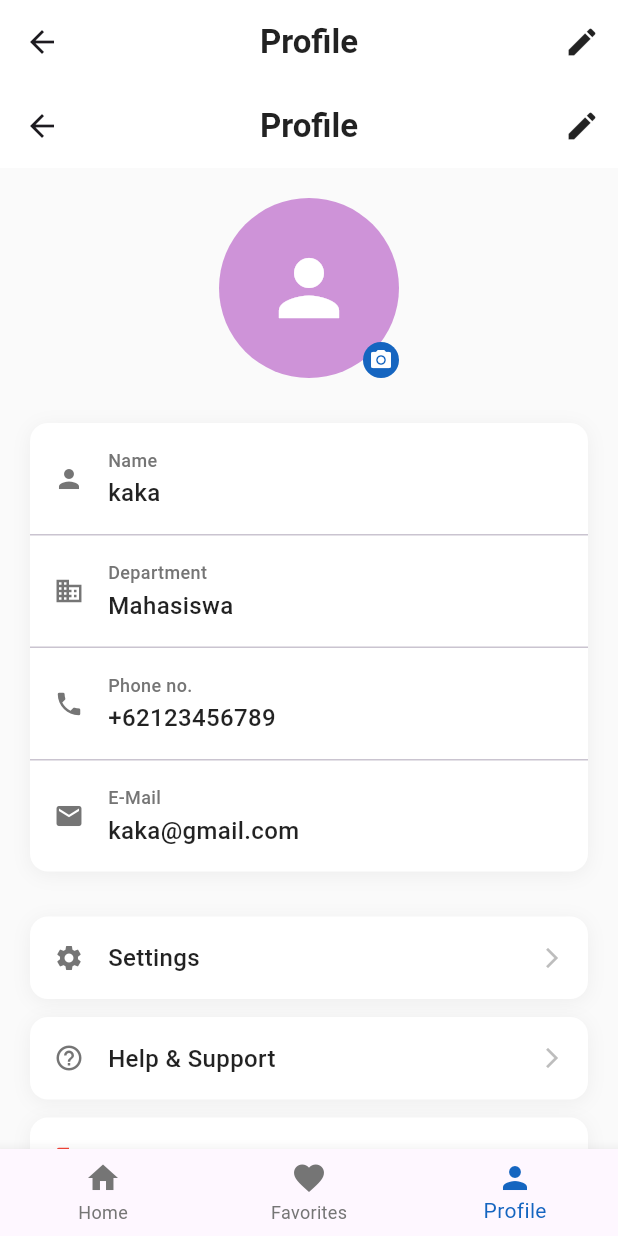
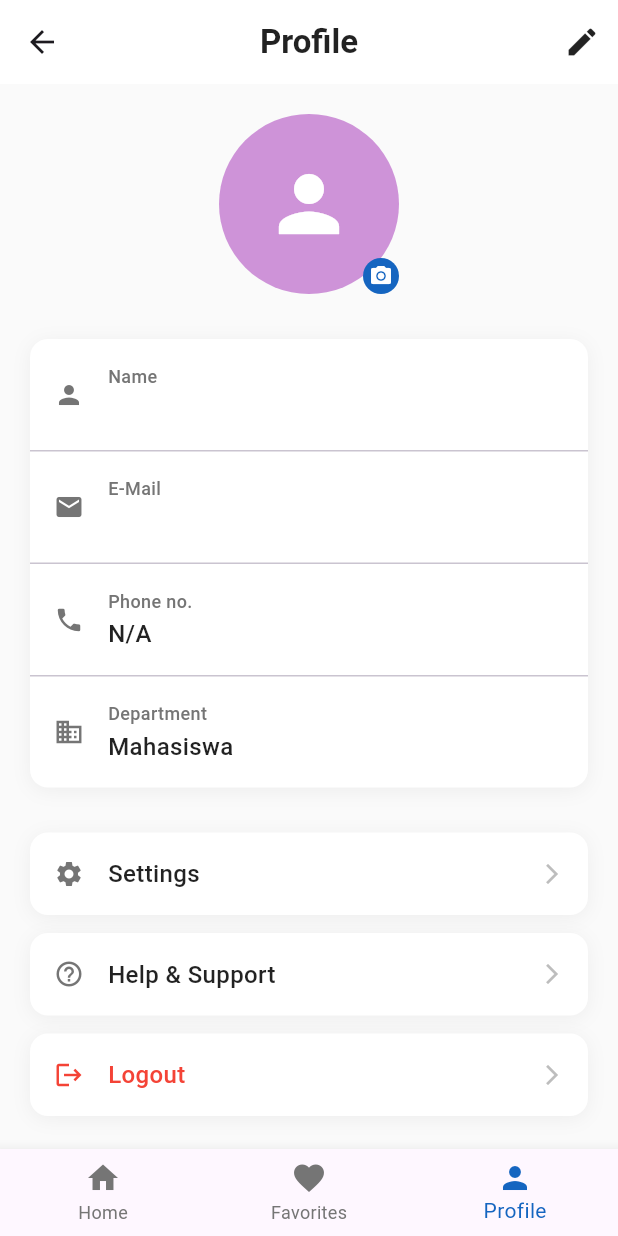
Before and after one commit to icaasri/TB-Kelompok-4-Mobile-B, a Flutter app: the MainNavigation screen opened by its route, item 3 of the bottom bar chosen, on a phone screen of 412 x 824 dp. Run offline on Flutter 3.47's test engine with Material 3 defaults, Android fonts, the light colour scheme and no system bars; our stand-ins replace image_picker, shared_preferences; accounts and stored records are empty; network calls fail.

Commit message:
update : profile_scree.dart, main_navigation.dart, write_article_screen.dart

```diff
--- a/bubuy/lib/views/main_navigation.dart
+++ b/bubuy/lib/views/main_navigation.dart
@@ -1,11 +1,11 @@
 // views/main_navigation.dart
 import 'package:flutter/material.dart';
 import 'package:provider/provider.dart'; // Import provider
-import 'home_screen.dart';
-import 'favorites_screen.dart';
-import 'profile_screen.dart';
-import 'package:bubuy_lovers/views/edit_profile_screen.dart'; // Tambahkan ini
-import '../services/auth_service.dart'; // Import AuthService
+import 'package:bubuy_lovers/views/home_screen.dart'; // Perbaiki import
+import 'package:bubuy_lovers/views/favorites_screen.dart'; // Perbaiki import
+import 'package:bubuy_lovers/views/profile_screen.dart'; // Perbaiki import
+import 'package:bubuy_lovers/views/edit_profile_screen.dart'; // Perbaiki import
+import 'package:bubuy_lovers/services/auth_service.dart'; // Perbaiki import
 
 class MainNavigation extends StatefulWidget {
   const MainNavigation({super.key});
@@ -18,7 +18,7 @@ class _MainNavigationState extends State<MainNavigation> {
   int _selectedIndex = 0;
 
   final List<Widget> _widgetOptions = <Widget>[
-    const HomeScreen(),
+    const HomeScreen(), // Ini sekarang adalah halaman utama Anda
     const FavoritesScreen(),
     const ProfileScreen(),
   ];
@@ -31,15 +31,12 @@ class _MainNavigationState extends State<MainNavigation> {
 
   @override
   Widget build(BuildContext context) {
-    // Consumer<AuthService> di sini akan menyebabkan MainNavigation rebuilt saat authService berubah,
-    // yang penting saat logout.
     return Consumer<AuthService>(
       builder: (context, authService, child) {
         return Scaffold(
           appBar: _selectedIndex == 0
-              ? null
+              ? null // Tidak ada AppBar di HomeScreen karena sudah punya header kustom
               : AppBar(
-                  // AppBar dinamis
                   title: Text(
                     _selectedIndex == 1 ? 'Favorites' : 'Profile',
                     style: const TextStyle(
@@ -62,19 +59,19 @@ class _MainNavigationState extends State<MainNavigation> {
                         },
                         icon: const Icon(Icons.edit, color: Colors.black87),
                       ),
-                    if (_selectedIndex ==
-                        0) // Tombol Logout di AppBar Home (opsional, sudah ada di profile)
-                      IconButton(
-                        onPressed: () async {
-                          await authService
-                              .logout(); // Panggil logout dari AuthService
-                          Navigator.pushNamedAndRemoveUntil(
-                              context, '/login', (route) => false);
-                        },
-                        icon:
-                            const Icon(Icons.logout, color: Color(0xFF1565C0)),
-                        tooltip: 'Logout',
-                      ),
+                    // Tombol logout di AppBar Main Navigation, hanya muncul jika di tab Home
+                    // (sesuai contoh sebelumnya, meskipun di profile juga ada)
+                    // if (_selectedIndex == 0) // ini bisa dihapus jika logout sudah ada di ProfileScreen
+                    //   IconButton(
+                    //     onPressed: () async {
+                    //       await authService.logout();
+                    //       Navigator.pushNamedAndRemoveUntil(
+                    //           context, '/login', (route) => false);
+                    //     },
+                    //     icon:
+                    //         const Icon(Icons.logout, color: Color(0xFF1565C0)),
+                    //     tooltip: 'Logout',
+                    //   ),
                   ],
                 ),
           body: Center(
@@ -98,8 +95,7 @@ class _MainNavigationState extends State<MainNavigation> {
             ],
             currentIndex: _selectedIndex,
             selectedItemColor: const Color(0xFF1565C0),
-            unselectedItemColor:
-                Colors.grey[600], // Menambah warna untuk yang tidak dipilih
+            unselectedItemColor: Colors.grey[600],
             onTap: _onItemTapped,
           ),
           floatingActionButton:
--- a/bubuy/lib/views/profile_screen.dart
+++ b/bubuy/lib/views/profile_screen.dart
@@ -1,36 +1,25 @@
+// lib/views/profile_screen.dart
 import 'package:flutter/material.dart';
-import 'edit_profile_screen.dart';
+import 'package:bubuy_lovers/views/edit_profile_screen.dart'; // Perbaiki import
+import 'package:bubuy_lovers/views/login_screen.dart'; // Untuk navigasi logout
+import 'package:bubuy_lovers/services/auth_service.dart'; // Import AuthService
+import 'package:provider/provider.dart'; // Import Provider
 
 class ProfileScreen extends StatelessWidget {
   const ProfileScreen({super.key});
 
   @override
   Widget build(BuildContext context) {
+    // Consumer untuk mendapatkan data pengguna dan memicu rebuild saat logout
+    return Consumer<AuthService>(
+      builder: (context, authService, child) {
+        final user = authService.currentUser;
+        final username = user?.username ?? 'Guest';
+        final email = user?.email ?? 'N/A';
+
         return Scaffold(
           backgroundColor: Colors.grey[50],
-      appBar: AppBar(
-        title: const Text(
-          'Profile',
-          style: TextStyle(
-            color: Colors.black87,
-            fontWeight: FontWeight.bold,
-          ),
-        ),
-        backgroundColor: Colors.white,
-        elevation: 0,
-        centerTitle: true,
-        actions: [
-          IconButton(
-            onPressed: () {
-              Navigator.push(
-                context,
-                MaterialPageRoute(builder: (context) => const EditProfileScreen()),
-              );
-            },
-            icon: const Icon(Icons.edit, color: Colors.black87),
-          ),
-        ],
-      ),
+          // AppBar sudah ditangani di MainNavigation
           body: SingleChildScrollView(
             child: Column(
               children: [
@@ -90,25 +79,26 @@ class ProfileScreen extends StatelessWidget {
                       _buildProfileItem(
                         icon: Icons.person,
                         title: 'Name',
-                    value: 'kaka',
+                        value: username, // Tampilkan username dari AuthService
+                      ),
+                      const Divider(height: 1),
+                      _buildProfileItem(
+                        icon: Icons.email, // Ubah icon jika perlu
+                        title: 'E-Mail',
+                        value: email, // Tampilkan email dari AuthService
+                      ),
+                      const Divider(height: 1),
+                      // Contoh item lain, jika ada di User model:
+                      _buildProfileItem(
+                        icon: Icons.phone,
+                        title: 'Phone no.',
+                        value: 'N/A', // Ganti dengan data asli jika ada
                       ),
                       const Divider(height: 1),
                       _buildProfileItem(
                         icon: Icons.business,
                         title: 'Department',
-                    value: 'Mahasiswa',
-                  ),
-                  const Divider(height: 1),
-                  _buildProfileItem(
-                    icon: Icons.phone,
-                    title: 'Phone no.',
-                    value: '+62123456789',
-                  ),
-                  const Divider(height: 1),
-                  _buildProfileItem(
-                    icon: Icons.email,
-                    title: 'E-Mail',
-                    value: 'kaka@gmail.com',
+                        value: 'Mahasiswa', // Ganti dengan data asli jika ada
                       ),
                     ],
                   ),
@@ -126,7 +116,8 @@ class ProfileScreen extends StatelessWidget {
                         title: 'Settings',
                         onTap: () {
                           ScaffoldMessenger.of(context).showSnackBar(
-                        const SnackBar(content: Text('Settings coming soon')),
+                            const SnackBar(
+                                content: Text('Settings coming soon')),
                           );
                         },
                       ),
@@ -136,7 +127,8 @@ class ProfileScreen extends StatelessWidget {
                         title: 'Help & Support',
                         onTap: () {
                           ScaffoldMessenger.of(context).showSnackBar(
-                        const SnackBar(content: Text('Help & Support coming soon')),
+                            const SnackBar(
+                                content: Text('Help & Support coming soon')),
                           );
                         },
                       ),
@@ -150,18 +142,26 @@ class ProfileScreen extends StatelessWidget {
                             builder: (BuildContext context) {
                               return AlertDialog(
                                 title: const Text('Logout'),
-                            content: const Text('Are you sure you want to logout?'),
+                                content: const Text(
+                                    'Are you sure you want to logout?'),
                                 actions: [
                                   TextButton(
-                                onPressed: () => Navigator.of(context).pop(),
+                                    onPressed: () =>
+                                        Navigator.of(context).pop(),
                                     child: const Text('Cancel'),
                                   ),
                                   TextButton(
-                                onPressed: () {
-                                  Navigator.of(context).pop();
-                                  Navigator.pushNamedAndRemoveUntil(
+                                    onPressed: () async {
+                                      Navigator.of(context)
+                                          .pop(); // Tutup dialog
+                                      await authService
+                                          .logout(); // Panggil logout dari AuthService
+                                      // Setelah logout, navigasi ke LoginScreen dan hapus semua route sebelumnya
+                                      Navigator.pushAndRemoveUntil(
                                         context,
-                                    '/login',
+                                        MaterialPageRoute(
+                                            builder: (context) =>
+                                                const LoginScreen()),
                                         (route) => false,
                                       );
                                     },
@@ -182,6 +182,8 @@ class ProfileScreen extends StatelessWidget {
               ],
             ),
           ),
+        );
+      },
     );
   }
 
```
Also changed, not shown: bubuy/lib/views/write_article_screen.dart (+13 -24 lines). Lines whose indentation alone changed are shown as unchanged.
